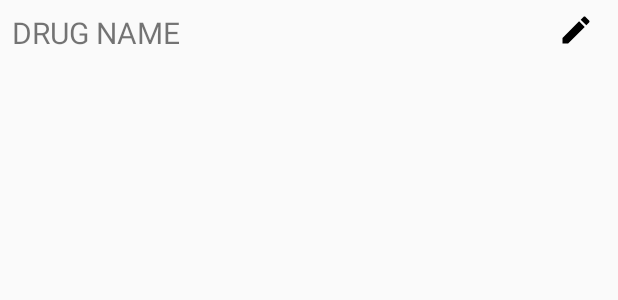
After one commit to rcraggs/Painkiller, an Android app: the layout drug_list_items.xml on its own in the app's theme, with its tools: preview values and no code run, on a phone screen of 412 x 824 dp. The commit adds this screen. Shown: the top 300 px of the screen. Run offline under Robolectric (Android 15) with nearby library versions, the phone set to English and light mode, and no system bars.

Commit message:
Drug list appearing

```diff
--- a/app/src/main/java/com/rcraggs/doubledose/database/AppRepo.kt
+++ b/app/src/main/java/com/rcraggs/doubledose/database/AppRepo.kt
@@ -72,6 +72,8 @@ class AppRepo(private val db: AppDatabase, private val notifications: INotificat
 //            list
 //        }
 //    }
+
+    fun getAllDrugsLive() = db.drugDao().getAllLive()
 
     fun getAllDrugWithDosesLive(): LiveData<List<DrugWithDoses>> {
         return db.drugDao().getAllDrugsWithDoses()
--- a/app/src/main/java/com/rcraggs/doubledose/di/app_module.kt
+++ b/app/src/main/java/com/rcraggs/doubledose/di/app_module.kt
@@ -10,6 +10,7 @@ import com.rcraggs.doubledose.util.INotificationsService
 import com.rcraggs.doubledose.util.MockNotificationsService
 import com.rcraggs.doubledose.util.NotificationsServiceImpl
 import com.rcraggs.doubledose.viewmodel.DoseEditViewModel
+import com.rcraggs.doubledose.viewmodel.DrugAdminViewModel
 import com.rcraggs.doubledose.viewmodel.HistoryViewModel
 import com.rcraggs.doubledose.viewmodel.HomeViewModel
 import org.koin.android.architecture.ext.viewModel
@@ -25,6 +26,7 @@ val appModule : Module = applicationContext {
     viewModel { HistoryViewModel(get()) }
     viewModel { HomeViewModel(get(), get())}
     viewModel { DoseEditViewModel(get(), get())}
+    viewModel { DrugAdminViewModel(get(), get())}
     bean {getAlarmManager(this)}
 }
 
--- a/app/src/main/java/com/rcraggs/doubledose/ui/DoseAdapter.kt
+++ b/app/src/main/java/com/rcraggs/doubledose/ui/DoseAdapter.kt
@@ -21,8 +21,7 @@ class DoseAdapter(var items: List<Dose>, private val doseAction: (Dose) -> Unit)
     }
 
     override fun onBindViewHolder(holder: DoseHolder, position: Int) {
-
-        items?.let {
+        items.let {
             holder.bindDose(items[position])
         }
     }
--- /dev/null
+++ b/app/src/main/res/layout/drug_list_items.xml
@@ -0,0 +1,28 @@
+<?xml version="1.0" encoding="utf-8"?>
+<RelativeLayout xmlns:android="http://schemas.android.com/apk/res/android"
+    android:id="@+id/rl_drug_list_layout"
+    android:layout_width="match_parent"
+    android:layout_height="wrap_content"
+    android:padding="8dp">
+
+    <TextView
+        android:id="@+id/tv_drug_list_name"
+        android:layout_width="wrap_content"
+        android:layout_height="wrap_content"
+        android:layout_marginTop="0dp"
+        android:text="DRUG NAME"
+        android:textSize="20sp" />
+
+    <ImageView
+        android:id="@+id/img_edit_drug"
+        android:layout_width="wrap_content"
+        android:layout_height="wrap_content"
+        android:layout_alignParentEnd="true"
+        android:layout_marginEnd="8dp"
+        android:layout_marginStart="10dp"
+        android:adjustViewBounds="true"
+        android:clickable="true"
+        android:focusable="true"
+        android:src="@drawable/ic_edit_black_24dp" />
+
+</RelativeLayout>
```
Also changed, not shown: app/src/main/java/com/rcraggs/doubledose/activity/DrugAdminActivity.kt (+35 -1 lines), app/src/main/java/com/rcraggs/doubledose/ui/DrugListAdapter.kt (added, +40 -0 lines), app/src/main/java/com/rcraggs/doubledose/viewmodel/DrugAdminViewModel.kt (added, +9 -0 lines), app/src/main/res/layout/activity_drug_admin.xml (+15 -0 lines).
